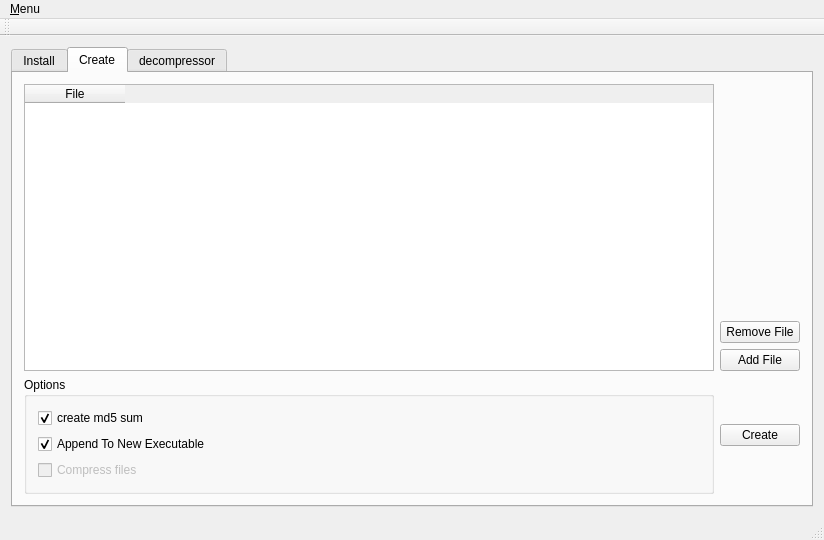
Before: the Qt Designer form qinstall.ui in netpipe/QInstall, drawn with Qt 5.
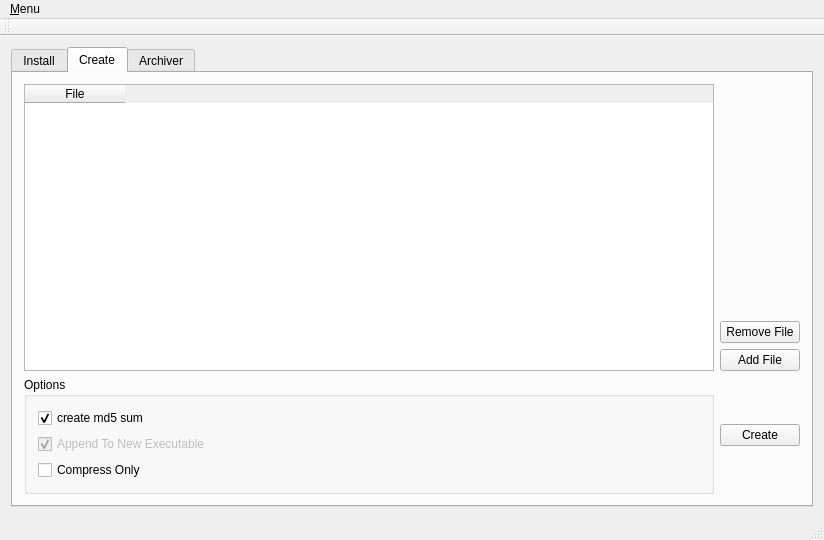
After: the same form once the commit is applied. The open tabs and pages were chosen to show the change.

```diff
--- a/qinstall.ui
+++ b/qinstall.ui
@@ -129,6 +129,9 @@
            </item>
            <item>
             <widget class="QCheckBox" name="chkExe">
+             <property name="enabled">
+              <bool>false</bool>
+             </property>
              <property name="text">
               <string>Append To New Executable</string>
              </property>
@@ -140,10 +143,10 @@
            <item>
             <widget class="QCheckBox" name="checkBox_2">
              <property name="enabled">
-              <bool>false</bool>
+              <bool>true</bool>
              </property>
              <property name="text">
-              <string>Compress files</string>
+              <string>Compress Only</string>
              </property>
             </widget>
            </item>
@@ -170,7 +173,7 @@
       </widget>
       <widget class="QWidget" name="tab_3">
        <attribute name="title">
-        <string>decompressor</string>
+        <string>Archiver</string>
        </attribute>
        <widget class="QPushButton" name="btnDecompress">
         <property name="geometry">
```
Left out of the diff: 8 changed lines with no effect on the pictures.
